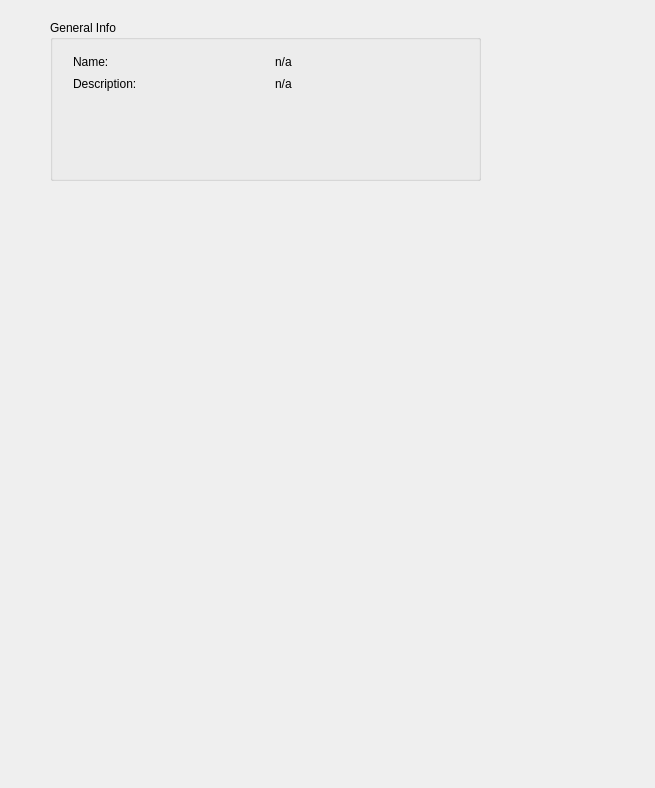
Above: sm_infodockwidget.ui from lordwolfchild/subnetmapper before the change. Below: the same form after it.
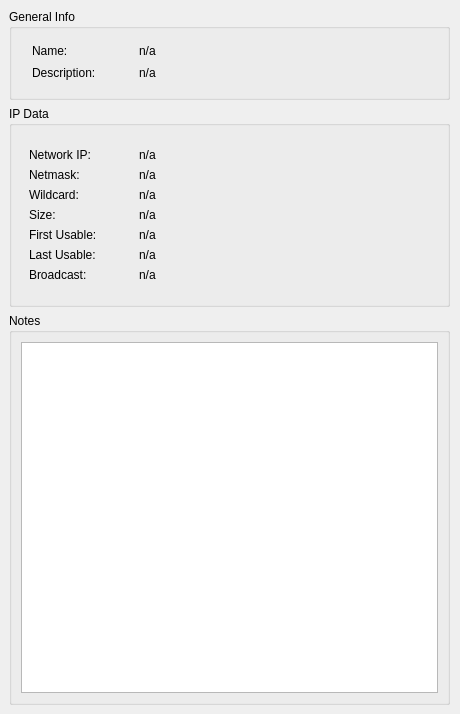
That is the form after the change.

Commit message: fixed up InfoDockWidget, prepared data transfer for display issues, connected selection cahnges to the info dock widget etc. No content yet in the infodock, only the framework is there...

What changed in the file:
```diff
--- a/sm_infodockwidget.ui
+++ b/sm_infodockwidget.ui
@@ -6,10 +6,34 @@
    <rect>
     <x>0</x>
     <y>0</y>
-    <width>655</width>
-    <height>788</height>
+    <width>460</width>
+    <height>714</height>
    </rect>
   </property>
+  <property name="sizePolicy">
+   <sizepolicy hsizetype="Preferred" vsizetype="Fixed">
+    <horstretch>0</horstretch>
+    <verstretch>0</verstretch>
+   </sizepolicy>
+  </property>
+  <property name="minimumSize">
+   <size>
+    <width>460</width>
+    <height>500</height>
+   </size>
+  </property>
+  <property name="maximumSize">
+   <size>
+    <width>460</width>
+    <height>524287</height>
+   </size>
+  </property>
+  <property name="baseSize">
+   <size>
+    <width>460</width>
+    <height>0</height>
+   </size>
+  </property>
   <property name="floating">
    <bool>false</bool>
   </property>
@@ -17,14 +41,34 @@
    <string>Subnet Info</string>
   </property>
   <widget class="QWidget" name="dockWidgetContents">
+   <layout class="QGridLayout" name="gridLayout_2">
+    <item row="0" column="0">
+     <layout class="QVBoxLayout" name="verticalLayout">
+      <item>
    <widget class="QGroupBox" name="groupBox">
-    <property name="geometry">
-     <rect>
-      <x>50</x>
-      <y>20</y>
-      <width>431</width>
-      <height>161</height>
-     </rect>
+        <property name="sizePolicy">
+         <sizepolicy hsizetype="Fixed" vsizetype="Fixed">
+          <horstretch>0</horstretch>
+          <verstretch>0</verstretch>
+         </sizepolicy>
+        </property>
+        <property name="minimumSize">
+         <size>
+          <width>441</width>
+          <height>91</height>
+         </size>
+        </property>
+        <property name="maximumSize">
+         <size>
+          <width>441</width>
+          <height>91</height>
+         </size>
+        </property>
+        <property name="baseSize">
+         <size>
+          <width>441</width>
+          <height>91</height>
+         </size>
     </property>
     <property name="title">
      <string>General Info</string>
@@ -70,9 +114,9 @@
     <widget class="QLabel" name="sn_name">
      <property name="geometry">
       <rect>
-       <x>225</x>
+           <x>130</x>
        <y>33</y>
-       <width>24</width>
+           <width>291</width>
        <height>18</height>
       </rect>
      </property>
@@ -83,9 +127,9 @@
     <widget class="QLabel" name="sn_desc">
      <property name="geometry">
       <rect>
-       <x>225</x>
+           <x>130</x>
        <y>55</y>
-       <width>24</width>
+           <width>291</width>
        <height>18</height>
       </rect>
      </property>
@@ -93,7 +137,314 @@
       <string>n/a</string>
      </property>
     </widget>
-   </widget>
+        <zorder>label</zorder>
+        <zorder>label_2</zorder>
+        <zorder>sn_name</zorder>
+        <zorder>sn_desc</zorder>
+        <zorder>label_5</zorder>
+       </widget>
+      </item>
+      <item>
+       <widget class="QGroupBox" name="groupBox_2">
+        <property name="sizePolicy">
+         <sizepolicy hsizetype="Fixed" vsizetype="Fixed">
+          <horstretch>0</horstretch>
+          <verstretch>0</verstretch>
+         </sizepolicy>
+        </property>
+        <property name="minimumSize">
+         <size>
+          <width>441</width>
+          <height>201</height>
+         </size>
+        </property>
+        <property name="maximumSize">
+         <size>
+          <width>441</width>
+          <height>201</height>
+         </size>
+        </property>
+        <property name="baseSize">
+         <size>
+          <width>441</width>
+          <height>201</height>
+         </size>
+        </property>
+        <property name="title">
+         <string>IP Data</string>
+        </property>
+        <widget class="QLabel" name="sn_nm">
+         <property name="geometry">
+          <rect>
+           <x>130</x>
+           <y>60</y>
+           <width>291</width>
+           <height>18</height>
+          </rect>
+         </property>
+         <property name="text">
+          <string>n/a</string>
+         </property>
+        </widget>
+        <widget class="QLabel" name="sn_addr">
+         <property name="geometry">
+          <rect>
+           <x>130</x>
+           <y>40</y>
+           <width>291</width>
+           <height>18</height>
+          </rect>
+         </property>
+         <property name="text">
+          <string>n/a</string>
+         </property>
+        </widget>
+        <widget class="QLabel" name="label_3">
+         <property name="geometry">
+          <rect>
+           <x>20</x>
+           <y>40</y>
+           <width>90</width>
+           <height>18</height>
+          </rect>
+         </property>
+         <property name="sizePolicy">
+          <sizepolicy hsizetype="Fixed" vsizetype="Preferred">
+           <horstretch>0</horstretch>
+           <verstretch>0</verstretch>
+          </sizepolicy>
+         </property>
+         <property name="text">
+          <string>Network IP:</string>
+         </property>
+        </widget>
+        <widget class="QLabel" name="label_4">
+         <property name="geometry">
+          <rect>
+           <x>20</x>
+           <y>60</y>
+           <width>89</width>
+           <height>18</height>
+          </rect>
+         </property>
+         <property name="sizePolicy">
+          <sizepolicy hsizetype="Fixed" vsizetype="Preferred">
+           <horstretch>0</horstretch>
+           <verstretch>0</verstretch>
+          </sizepolicy>
+         </property>
+         <property name="text">
+          <string>Netmask:</string>
+         </property>
+        </widget>
+        <widget class="QLabel" name="label_7">
+         <property name="geometry">
+          <rect>
+           <x>20</x>
+           <y>80</y>
+           <width>89</width>
+           <height>18</height>
+          </rect>
+         </property>
+         <property name="sizePolicy">
+          <sizepolicy hsizetype="Fixed" vsizetype="Preferred">
+           <horstretch>0</horstretch>
+           <verstretch>0</verstretch>
+          </sizepolicy>
+         </property>
+         <property name="text">
+          <string>Wildcard:</string>
+         </property>
+        </widget>
+        <widget class="QLabel" name="sn_wc">
+         <property name="geometry">
+          <rect>
+           <x>130</x>
+           <y>80</y>
+           <width>291</width>
+           <height>18</height>
+          </rect>
+         </property>
+         <property name="text">
+          <string>n/a</string>
+         </property>
+        </widget>
+        <widget class="QLabel" name="label_8">
+         <property name="geometry">
+          <rect>
+           <x>20</x>
+           <y>100</y>
+           <width>89</width>
+           <height>18</height>
+          </rect>
+         </property>
+         <property name="sizePolicy">
+          <sizepolicy hsizetype="Fixed" vsizetype="Preferred">
+           <horstretch>0</horstretch>
+           <verstretch>0</verstretch>
+          </sizepolicy>
+         </property>
+         <property name="text">
+          <string>Size:</string>
+         </property>
+        </widget>
+        <widget class="QLabel" name="sn_size">
+         <property name="geometry">
+          <rect>
+           <x>130</x>
+           <y>100</y>
+           <width>291</width>
+           <height>18</height>
+          </rect>
+         </property>
+         <property name="text">
+          <string>n/a</string>
+         </property>
+        </widget>
+        <widget class="QLabel" name="label_9">
+         <property name="geometry">
+          <rect>
+           <x>20</x>
+           <y>120</y>
+           <width>89</width>
+           <height>18</height>
+          </rect>
+         </property>
+         <property name="sizePolicy">
+          <sizepolicy hsizetype="Fixed" vsizetype="Preferred">
+           <horstretch>0</horstretch>
+           <verstretch>0</verstretch>
+          </sizepolicy>
+         </property>
+         <property name="text">
+          <string>First Usable:</string>
+         </property>
+        </widget>
+        <widget class="QLabel" name="sn_first">
+         <property name="geometry">
+          <rect>
+           <x>130</x>
+           <y>120</y>
+           <width>291</width>
+           <height>18</height>
+          </rect>
+         </property>
+         <property name="text">
+          <string>n/a</string>
+         </property>
+        </widget>
+        <widget class="QLabel" name="label_10">
+         <property name="geometry">
+          <rect>
+           <x>20</x>
+           <y>140</y>
+           <width>89</width>
+           <height>18</height>
+          </rect>
+         </property>
+         <property name="sizePolicy">
+          <sizepolicy hsizetype="Fixed" vsizetype="Preferred">
+           <horstretch>0</horstretch>
+           <verstretch>0</verstretch>
+          </sizepolicy>
+         </property>
+         <property name="text">
+          <string>Last Usable:</string>
+         </property>
+        </widget>
+        <widget class="QLabel" name="sn_last">
+         <property name="geometry">
+          <rect>
+           <x>130</x>
+           <y>140</y>
+           <width>291</width>
+           <height>18</height>
+          </rect>
+         </property>
+         <property name="text">
+          <string>n/a</string>
+         </property>
+        </widget>
+        <widget class="QLabel" name="label_11">
+         <property name="geometry">
+          <rect>
+           <x>20</x>
+           <y>160</y>
+           <width>89</width>
+           <height>18</height>
+          </rect>
+         </property>
+         <property name="sizePolicy">
+          <sizepolicy hsizetype="Fixed" vsizetype="Preferred">
+           <horstretch>0</horstretch>
+           <verstretch>0</verstretch>
+          </sizepolicy>
+         </property>
+         <property name="text">
+          <string>Broadcast:</string>
+         </property>
+        </widget>
+        <widget class="QLabel" name="sn_bc">
+         <property name="geometry">
+          <rect>
+           <x>130</x>
+           <y>160</y>
+           <width>291</width>
+           <height>18</height>
+          </rect>
+         </property>
+         <property name="text">
+          <string>n/a</string>
+         </property>
+        </widget>
+       </widget>
+      </item>
+      <item>
+       <widget class="QGroupBox" name="groupBox_3">
+        <property name="sizePolicy">
+         <sizepolicy hsizetype="Fixed" vsizetype="Preferred">
+          <horstretch>0</horstretch>
+          <verstretch>0</verstretch>
+         </sizepolicy>
+        </property>
+        <property name="minimumSize">
+         <size>
+          <width>441</width>
+          <height>100</height>
+         </size>
+        </property>
+        <property name="maximumSize">
+         <size>
+          <width>441</width>
+          <height>16777215</height>
+         </size>
+        </property>
+        <property name="baseSize">
+         <size>
+          <width>441</width>
+          <height>381</height>
+         </size>
+        </property>
+        <property name="title">
+         <string>Notes</string>
+        </property>
+        <layout class="QGridLayout" name="gridLayout">
+         <item row="0" column="0">
+          <widget class="QTextBrowser" name="sn_notes">
+           <property name="frameShadow">
+            <enum>QFrame::Sunken</enum>
+           </property>
+           <property name="readOnly">
+            <bool>false</bool>
+           </property>
+          </widget>
+         </item>
+        </layout>
+       </widget>
+      </item>
+     </layout>
+    </item>
+   </layout>
   </widget>
  </widget>
  <resources/>
```
Lines whose indentation alone changed are shown as unchanged. The commit also changes 5 other files.
